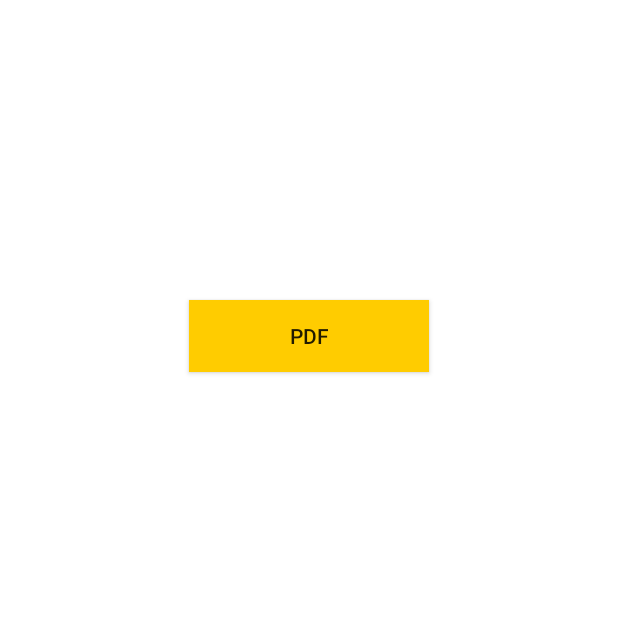
After one commit to CamilleCastillo15/Android-project, an Android app: the fragment PDFragmentOld shown on its own in the app's theme, on a phone screen of 412 x 824 dp, the top half of it. The commit adds this screen. Run offline under Robolectric (Android 15) with nearby library versions, the phone set to English and light mode, and no system bars; 2 statements that could not run were skipped.

Commit message:
pdfragment ouvre documents de chrome

```diff
--- a/src/main/java/com/camille/camille_castillo_projet_android_final/MainActivity.java
+++ b/src/main/java/com/camille/camille_castillo_projet_android_final/MainActivity.java
@@ -54,7 +54,7 @@ public class MainActivity extends AppCompatActivity {
     public static class TabsPagerAdapter extends FragmentPagerAdapter {
 
         // Un entier représentant le nombre de fragments existants et appeléss
-        private static final int nbr_fragments = 2;
+        private static final int nbr_fragments = 3;
 
         //Le constructeur de la classe
         public TabsPagerAdapter(FragmentManager fm) {
@@ -71,6 +71,8 @@ public class MainActivity extends AppCompatActivity {
                     return new CameraFragment();
                 case 1:
                     return new WebFragment();
+                case 2:
+                    return new PDFFragment();
                 default:
                     return null;
             }
@@ -92,6 +94,8 @@ public class MainActivity extends AppCompatActivity {
                     return "Camera Tab";
                 case 1:
                     return "Web tab";
+                case 2:
+                    return "PDF tab";
                 default:
                     return "null";
             }
--- /dev/null
+++ b/src/main/java/com/camille/camille_castillo_projet_android_final/PDFragmentOld.java
@@ -0,0 +1,101 @@
+package com.camille.camille_castillo_projet_android_final;
+
+
+import android.graphics.Bitmap;
+import android.graphics.Matrix;
+import android.graphics.Rect;
+import android.graphics.pdf.PdfRenderer;
+import android.os.Bundle;
+import android.os.ParcelFileDescriptor;
+import android.support.v4.app.Fragment;
+import android.view.LayoutInflater;
+import android.view.View;
+import android.view.ViewGroup;
+import android.widget.Button;
+import android.widget.ImageView;
+
+
+/**
+ * A simple {@link Fragment} subclass.
+ */
+public class PDFragmentOld extends Fragment {
+
+    // private View btnPDF;
+    private int currentPage = 0;
+    private ImageView imageView;
+    Button next;
+    Button previous;
+
+    View _vue;
+
+    public PDFragmentOld() {
+        // Required empty public constructor
+    }
+
+    @Override
+    public View onCreateView(LayoutInflater inflater, ViewGroup container,
+                             Bundle savedInstanceState) {
+        // Inflate the layout for this fragment
+        View _vue = inflater.inflate(R.layout.fragment_pdf, container, false);
+
+        next = (Button) _vue.findViewById(R.id.next);
+        next.setOnClickListener(new View.OnClickListener() {
+            @Override
+            public void onClick(View view) {
+                currentPage++;
+                render();
+            }
+        });
+
+        previous = (Button) _vue.findViewById(R.id.previous);
+        previous.setOnClickListener(new View.OnClickListener() {
+            @Override
+            public void onClick(View view) {
+                currentPage--;
+                render();
+            }
+        });
+
+        render();
+        return _vue;
+    }
+
+    private void render() {
+        try {
+            imageView = (ImageView) _vue.findViewById(R.id.imageView);
+            int REQ_WIDTH = 1;
+            int REQ_HEIGHT = 1;
+            REQ_WIDTH = imageView.getWidth();
+            REQ_HEIGHT = imageView.getHeight();
+
+            Bitmap bitmap = Bitmap.createBitmap(REQ_WIDTH, REQ_HEIGHT, Bitmap.Config.ARGB_4444);
+            /*File file = new File(Environment.getExternalStoragePublicDirectory(Environment.DIRECTORY_DOCUMENTS), "Front-LD.pdf");
+            PdfRenderer renderer = new PdfRenderer(ParcelFileDescriptor.open(file, ParcelFileDescriptor.MODE_READ_ONLY));*/
+
+            //InputStream is = getAssets().open("read_asset.txt");
+
+            //ParcelFileDescriptor file = getActivity().getAssets().openFd("Front-LD.pdf").getParcelFileDescriptor();
+            ParcelFileDescriptor file = this.getActivity().getAssets().openFd("Front-LD.pdf").getParcelFileDescriptor();
+            // if(file.exists()) Log.w("Ex14:FRG1", "*** onClick **************************************************");
+
+            // This is the PdfRenderer we use to render the PDF.
+            PdfRenderer renderer = new PdfRenderer(file);
+
+            if (currentPage < 0) {
+                currentPage = 0;
+            } else if (currentPage > renderer.getPageCount()) {
+                currentPage = renderer.getPageCount() - 1;
+            }
+
+            Matrix m = imageView.getImageMatrix();
+            Rect rect = new Rect(0, 0, REQ_WIDTH, REQ_HEIGHT);
+            renderer.openPage(currentPage).render(bitmap, rect, m, PdfRenderer.Page.RENDER_MODE_FOR_DISPLAY);
+            imageView.setImageMatrix(m);
+            imageView.setImageBitmap(bitmap);
+            imageView.invalidate();
+
+        } catch (Exception e) {
+            e.printStackTrace();
+        }
+    }
+}
--- /dev/null
+++ b/src/main/res/layout/fragment_pdf.xml
@@ -0,0 +1,20 @@
+<FrameLayout
+    xmlns:android="http://schemas.android.com/apk/res/android"
+    xmlns:tools="http://schemas.android.com/tools"
+    android:layout_width="match_parent"
+    android:layout_height="match_parent"
+    android:orientation="vertical"
+    android:background="@android:color/white"
+    android:weightSum="5"
+    >
+        <Button
+            android:id="@+id/buttonpdf"
+            android:layout_width="160dp"
+            android:layout_height="wrap_content"
+            android:layout_alignParentTop="true"
+            android:layout_marginTop="200dp"
+            android:background="#FFCC00"
+            android:layout_gravity="center_horizontal|top"
+            android:text="PDF" />
+
+</FrameLayout>
--- a/src/main/res/values/strings.xml
+++ b/src/main/res/values/strings.xml
@@ -5,4 +5,6 @@
 
     <!-- TODO: Remove or change this placeholder text -->
     <string name="hello_blank_fragment">Hello blank fragment</string>
+    <string name="next">Next</string>
+    <string name="previous">Previous</string>
 </resources>
```
Also changed, not shown: src/main/AndroidManifest.xml (+10 -0 lines), src/main/java/com/camille/camille_castillo_projet_android_final/PDFFragment.java (added, +72 -0 lines), src/main/res/layout/fragment_pdfragment_old.xml (added, +39 -0 lines).
